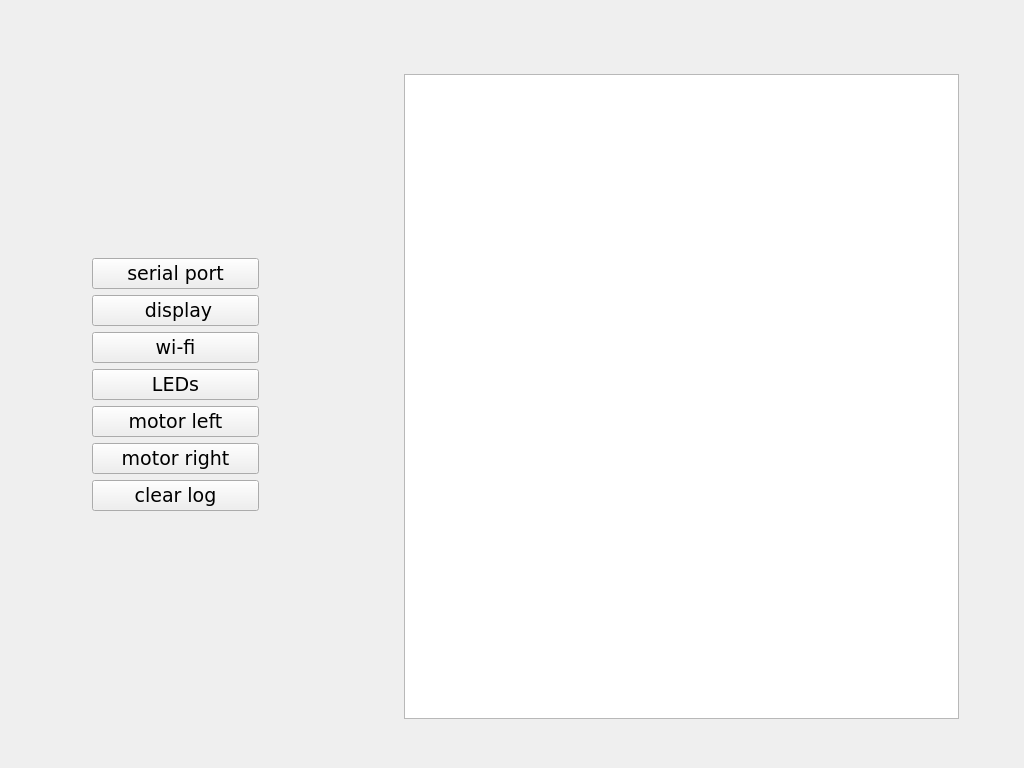
Qt form optode_gui/gui/designer_main.ui (kazola/optode_gui) before a commit.
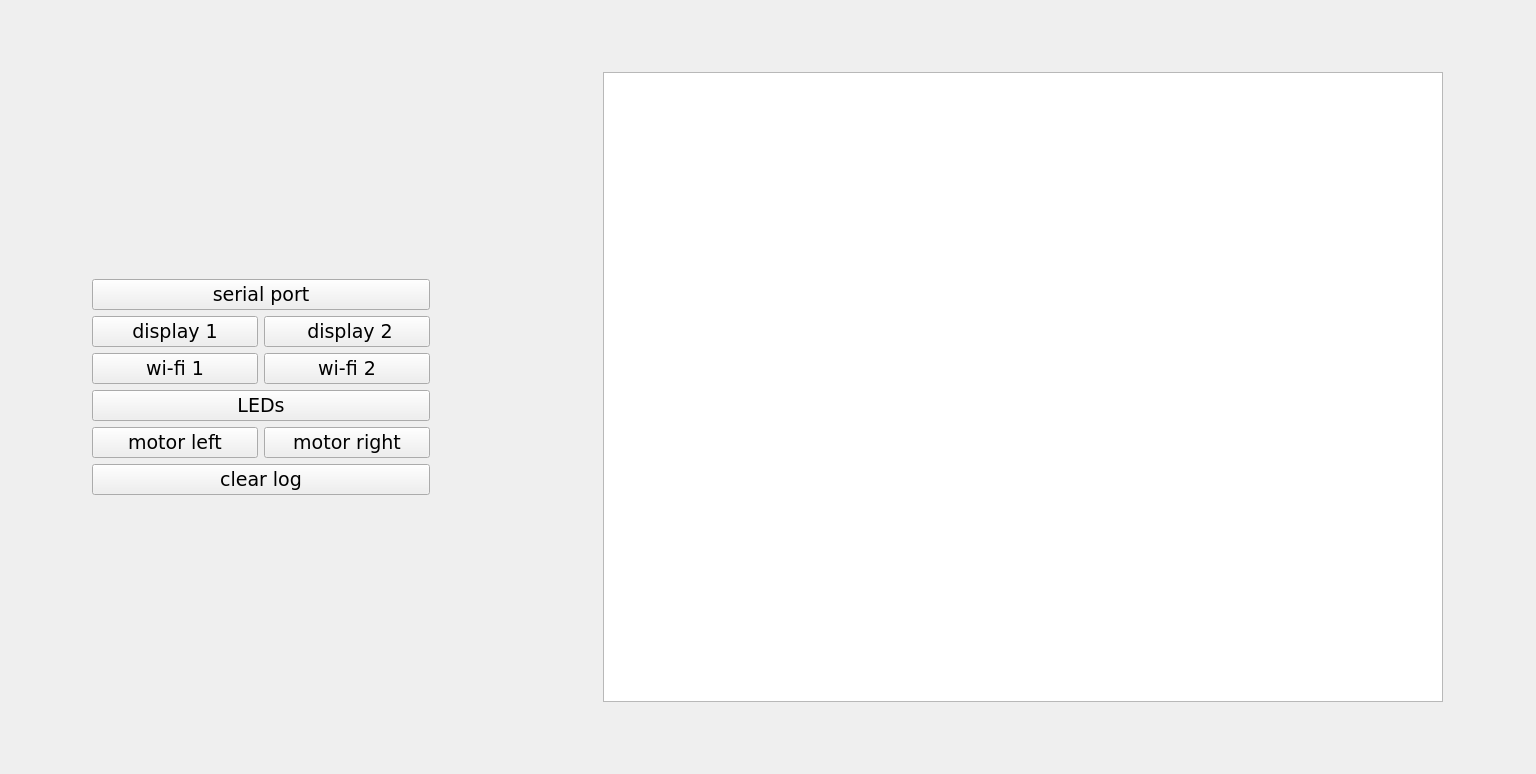
The same form after that commit.

What changed in the file:
```diff
--- a/optode_gui/gui/designer_main.ui
+++ b/optode_gui/gui/designer_main.ui
@@ -6,13 +6,13 @@
    <rect>
     <x>0</x>
     <y>0</y>
-    <width>1024</width>
-    <height>768</height>
+    <width>1536</width>
+    <height>774</height>
    </rect>
   </property>
   <property name="minimumSize">
    <size>
-    <width>1024</width>
+    <width>1536</width>
     <height>768</height>
    </size>
   </property>
@@ -35,55 +35,33 @@
       <item>
        <layout class="QVBoxLayout" name="verticalLayout_2" stretch="0">
         <item>
-         <layout class="QGridLayout" name="gridLayout_3" rowstretch="1,1,1" columnstretch="1,2,1">
+         <layout class="QGridLayout" name="gridLayout_3" rowstretch="1,1,1,1,1,1,1,1" columnstretch="1,2,2,1">
           <property name="topMargin">
            <number>12</number>
           </property>
           <property name="bottomMargin">
            <number>12</number>
           </property>
-          <item row="1" column="0">
-           <spacer name="horizontalSpacer">
-            <property name="orientation">
-             <enum>Qt::Horizontal</enum>
+          <item row="6" column="1" colspan="2">
+           <widget class="QPushButton" name="btn_clr_log">
+            <property name="font">
+             <font>
+              <family>DejaVu Sans</family>
+              <pointsize>14</pointsize>
+              <weight>50</weight>
+              <italic>false</italic>
+              <bold>false</bold>
+             </font>
             </property>
-            <property name="sizeHint" stdset="0">
-             <size>
-              <width>40</width>
-              <height>20</height>
-             </size>
+            <property name="styleSheet">
+             <string notr="true">font: 14pt &quot;DejaVu Sans&quot;;</string>
             </property>
-           </spacer>
-          </item>
-          <item row="0" column="1">
-           <spacer name="verticalSpacer">
-            <property name="orientation">
-             <enum>Qt::Vertical</enum>
+            <property name="text">
+             <string>clear log</string>
             </property>
-            <property name="sizeHint" stdset="0">
-             <size>
-              <width>20</width>
-              <height>40</height>
-             </size>
-            </property>
-           </spacer>
+           </widget>
           </item>
-          <item row="1" column="2">
-           <spacer name="horizontalSpacer_2">
-            <property name="orientation">
-             <enum>Qt::Horizontal</enum>
-            </property>
-            <property name="sizeHint" stdset="0">
-             <size>
-              <width>40</width>
-              <height>20</height>
-             </size>
-            </property>
-           </spacer>
-          </item>
-          <item row="1" column="1">
-           <layout class="QVBoxLayout" name="verticalLayout_3">
-            <item>
+          <item row="1" column="1" colspan="2">
              <widget class="QPushButton" name="btn_serial">
               <property name="font">
                <font>
@@ -102,14 +80,8 @@
               </property>
              </widget>
             </item>
-            <item>
-             <widget class="QPushButton" name="btn_test_display_1">
-              <property name="sizePolicy">
-               <sizepolicy hsizetype="Preferred" vsizetype="Fixed">
-                <horstretch>0</horstretch>
-                <verstretch>0</verstretch>
-               </sizepolicy>
-              </property>
+          <item row="3" column="2">
+           <widget class="QPushButton" name="btn_test_wifi_2">
               <property name="font">
                <font>
                 <family>DejaVu Sans</family>
@@ -123,12 +95,12 @@
                <string notr="true">font: 14pt &quot;DejaVu Sans&quot;;</string>
               </property>
               <property name="text">
-               <string> display</string>
+             <string>wi-fi 2</string>
               </property>
              </widget>
             </item>
-            <item>
-             <widget class="QPushButton" name="btn_test_wifi_1">
+          <item row="5" column="2">
+           <widget class="QPushButton" name="btn_test_motor_move_right">
               <property name="font">
                <font>
                 <family>DejaVu Sans</family>
@@ -142,11 +114,11 @@
                <string notr="true">font: 14pt &quot;DejaVu Sans&quot;;</string>
               </property>
               <property name="text">
-               <string>wi-fi</string>
+             <string>motor right</string>
               </property>
              </widget>
             </item>
-            <item>
+          <item row="4" column="1" colspan="2">
              <widget class="QPushButton" name="btn_test_led_strip">
               <property name="font">
                <font>
@@ -165,7 +137,71 @@
               </property>
              </widget>
             </item>
-            <item>
+          <item row="7" column="1">
+           <spacer name="verticalSpacer_5">
+            <property name="orientation">
+             <enum>Qt::Vertical</enum>
+            </property>
+            <property name="sizeHint" stdset="0">
+             <size>
+              <width>20</width>
+              <height>40</height>
+             </size>
+            </property>
+           </spacer>
+          </item>
+          <item row="2" column="2">
+           <widget class="QPushButton" name="btn_test_display_2">
+            <property name="sizePolicy">
+             <sizepolicy hsizetype="Preferred" vsizetype="Fixed">
+              <horstretch>0</horstretch>
+              <verstretch>0</verstretch>
+             </sizepolicy>
+            </property>
+            <property name="font">
+             <font>
+              <family>DejaVu Sans</family>
+              <pointsize>14</pointsize>
+              <weight>50</weight>
+              <italic>false</italic>
+              <bold>false</bold>
+             </font>
+            </property>
+            <property name="styleSheet">
+             <string notr="true">font: 14pt &quot;DejaVu Sans&quot;;</string>
+            </property>
+            <property name="text">
+             <string> display 2</string>
+            </property>
+           </widget>
+          </item>
+          <item row="4" column="0">
+           <spacer name="horizontalSpacer">
+            <property name="orientation">
+             <enum>Qt::Horizontal</enum>
+            </property>
+            <property name="sizeHint" stdset="0">
+             <size>
+              <width>40</width>
+              <height>20</height>
+             </size>
+            </property>
+           </spacer>
+          </item>
+          <item row="0" column="1">
+           <spacer name="verticalSpacer">
+            <property name="orientation">
+             <enum>Qt::Vertical</enum>
+            </property>
+            <property name="sizeHint" stdset="0">
+             <size>
+              <width>20</width>
+              <height>40</height>
+             </size>
+            </property>
+           </spacer>
+          </item>
+          <item row="5" column="1">
              <widget class="QPushButton" name="btn_test_motor_move_left">
               <property name="font">
                <font>
@@ -184,8 +220,8 @@
               </property>
              </widget>
             </item>
-            <item>
-             <widget class="QPushButton" name="btn_test_motor_move_right">
+          <item row="3" column="1">
+           <widget class="QPushButton" name="btn_test_wifi_1">
               <property name="font">
                <font>
                 <family>DejaVu Sans</family>
@@ -199,40 +235,44 @@
                <string notr="true">font: 14pt &quot;DejaVu Sans&quot;;</string>
               </property>
               <property name="text">
-               <string>motor right</string>
-              </property>
-             </widget>
-            </item>
-            <item>
-             <widget class="QPushButton" name="btn_clr_log">
-              <property name="font">
-               <font>
-                <family>DejaVu Sans</family>
-                <pointsize>14</pointsize>
-                <weight>50</weight>
-                <italic>false</italic>
-                <bold>false</bold>
-               </font>
-              </property>
-              <property name="styleSheet">
-               <string notr="true">font: 14pt &quot;DejaVu Sans&quot;;</string>
-              </property>
-              <property name="text">
-               <string>clear log</string>
-              </property>
-             </widget>
-            </item>
-           </layout>
+             <string>wi-fi 1</string>
+            </property>
+           </widget>
           </item>
           <item row="2" column="1">
-           <spacer name="verticalSpacer_5">
+           <widget class="QPushButton" name="btn_test_display_1">
+            <property name="sizePolicy">
+             <sizepolicy hsizetype="Preferred" vsizetype="Fixed">
+              <horstretch>0</horstretch>
+              <verstretch>0</verstretch>
+             </sizepolicy>
+            </property>
+            <property name="font">
+             <font>
+              <family>DejaVu Sans</family>
+              <pointsize>14</pointsize>
+              <weight>50</weight>
+              <italic>false</italic>
+              <bold>false</bold>
+             </font>
+            </property>
+            <property name="styleSheet">
+             <string notr="true">font: 14pt &quot;DejaVu Sans&quot;;</string>
+            </property>
+            <property name="text">
+             <string>display 1</string>
+            </property>
+           </widget>
+          </item>
+          <item row="4" column="3">
+           <spacer name="horizontalSpacer_9">
             <property name="orientation">
-             <enum>Qt::Vertical</enum>
+             <enum>Qt::Horizontal</enum>
             </property>
             <property name="sizeHint" stdset="0">
              <size>
-              <width>20</width>
-              <height>40</height>
+              <width>40</width>
+              <height>20</height>
              </size>
             </property>
            </spacer>
@@ -244,7 +284,7 @@
       <item>
        <layout class="QVBoxLayout" name="verticalLayout_4" stretch="1">
         <item>
-         <layout class="QGridLayout" name="gridLayout_5" rowstretch="1,10,0" columnstretch="1,10,1">
+         <layout class="QGridLayout" name="gridLayout_5" rowstretch="1,10,1" columnstretch="1,10,1">
           <item row="1" column="2">
            <spacer name="horizontalSpacer_8">
             <property name="orientation">
@@ -287,19 +327,6 @@
             </property>
            </widget>
           </item>
-          <item row="1" column="0">
-           <spacer name="horizontalSpacer_9">
-            <property name="orientation">
-             <enum>Qt::Horizontal</enum>
-            </property>
-            <property name="sizeHint" stdset="0">
-             <size>
-              <width>40</width>
-              <height>20</height>
-             </size>
-            </property>
-           </spacer>
-          </item>
           <item row="2" column="1">
            <spacer name="verticalSpacer_3">
             <property name="orientation">
@@ -313,6 +340,19 @@
             </property>
            </spacer>
           </item>
+          <item row="1" column="0">
+           <spacer name="horizontalSpacer_2">
+            <property name="orientation">
+             <enum>Qt::Horizontal</enum>
+            </property>
+            <property name="sizeHint" stdset="0">
+             <size>
+              <width>40</width>
+              <height>20</height>
+             </size>
+            </property>
+           </spacer>
+          </item>
          </layout>
         </item>
        </layout>
```
Lines whose indentation alone changed are shown as unchanged.
